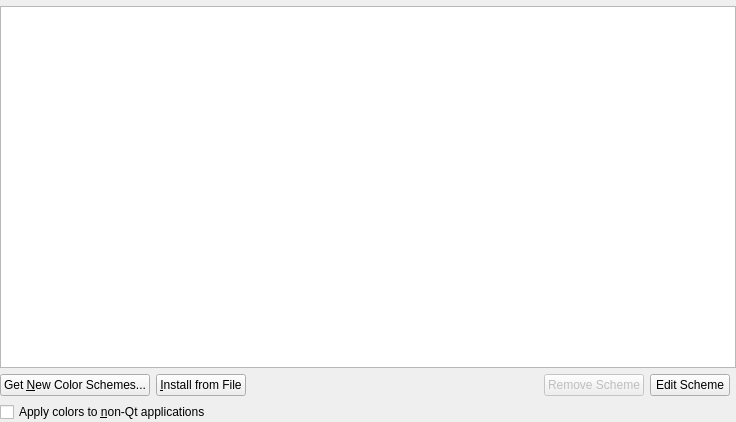
Sonic-DE/sonic-desktop-interface, file kcms/colors/colorsettings.ui: the form before one commit.
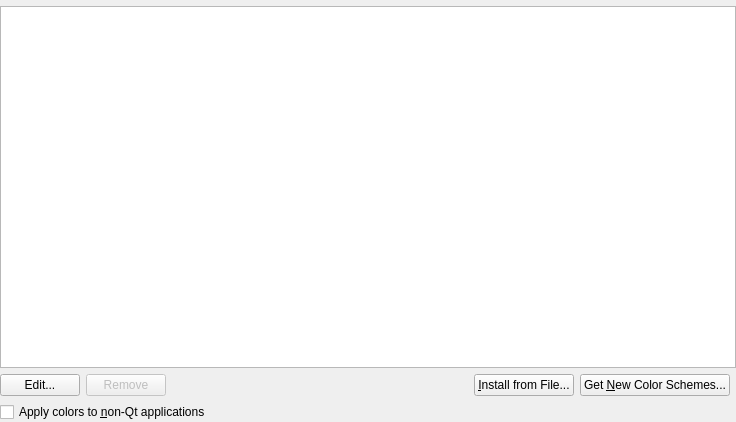
The form after the commit. Icons and pictures are not drawn. Custom widgets are drawn as their Qt base class.

Commit message:
Move GHNS buttons to the normal location for Colors and Emoticons KCMs
Summary: This patch moves the GHNS button to the bottom-right corner for the Colors and Emoticons KCMs, to match nearly all other KCMs.

Test Plan:
{F6374516}
{F6374521}

Reviewers: #plasma, #vdg, davidedmundson

Reviewed By: #plasma, davidedmundson

Subscribers: plasma-devel

Tags: #plasma

Maniphest Tasks: T9954

```diff
--- a/kcms/colors/colorsettings.ui
+++ b/kcms/colors/colorsettings.ui
@@ -25,16 +25,42 @@
    </property>
    <item>
     <layout class="QGridLayout" name="gridLayout">
-     <item row="5" column="4">
+     <item row="5" column="0">
       <widget class="QPushButton" name="schemeEditButton">
        <property name="toolTip">
         <string>Configure the current color scheme</string>
        </property>
        <property name="text">
-        <string>Edit Scheme</string>
+        <string>Edit...</string>
        </property>
        <property name="flat">
         <bool>false</bool>
+       </property>
+       <property name="icon">
+        <iconset theme="edit-entry">
+         <normaloff/>
+        </iconset>
+       </property>
+      </widget>
+     </item>
+     <item row="5" column="1">
+      <widget class="QPushButton" name="schemeRemoveButton">
+       <property name="enabled">
+        <bool>false</bool>
+       </property>
+       <property name="toolTip">
+        <string>Remove the selected scheme</string>
+       </property>
+       <property name="text">
+        <string>Remove</string>
+       </property>
+       <property name="flat">
+        <bool>false</bool>
+       </property>
+       <property name="icon">
+        <iconset theme="delete">
+         <normaloff/>
+        </iconset>
        </property>
       </widget>
      </item>
@@ -52,22 +78,21 @@
       </spacer>
      </item>
      <item row="5" column="3">
-      <widget class="QPushButton" name="schemeRemoveButton">
-       <property name="enabled">
-        <bool>false</bool>
-       </property>
+      <widget class="QPushButton" name="schemeImportButton">
        <property name="toolTip">
         <string>Remove the selected scheme</string>
        </property>
        <property name="text">
-        <string>Remove Scheme</string>
+        <string>&amp;Install from File...</string>
        </property>
-       <property name="flat">
-        <bool>false</bool>
+       <property name="icon">
+        <iconset theme="document-import">
+         <normaloff/>
+        </iconset>
        </property>
       </widget>
      </item>
-     <item row="5" column="0">
+     <item row="5" column="4">
       <widget class="QPushButton" name="schemeKnsButton">
        <property name="toolTip">
         <string>Get new color schemes from the Internet</string>
@@ -103,16 +128,6 @@
        </property>
       </widget>
      </item>
-     <item row="5" column="1">
-      <widget class="QPushButton" name="schemeImportButton">
-       <property name="toolTip">
-        <string>Import a color scheme from a file</string>
-       </property>
-       <property name="text">
-        <string>&amp;Install from File</string>
-       </property>
-      </widget>
-     </item>
      <item row="6" column="0" colspan="3">
       <widget class="QCheckBox" name="applyToAlien">
        <property name="mouseTracking">
```
Left out of the diff: 2 changed lines with no effect on the pictures. The commit also changes 1 other file.
